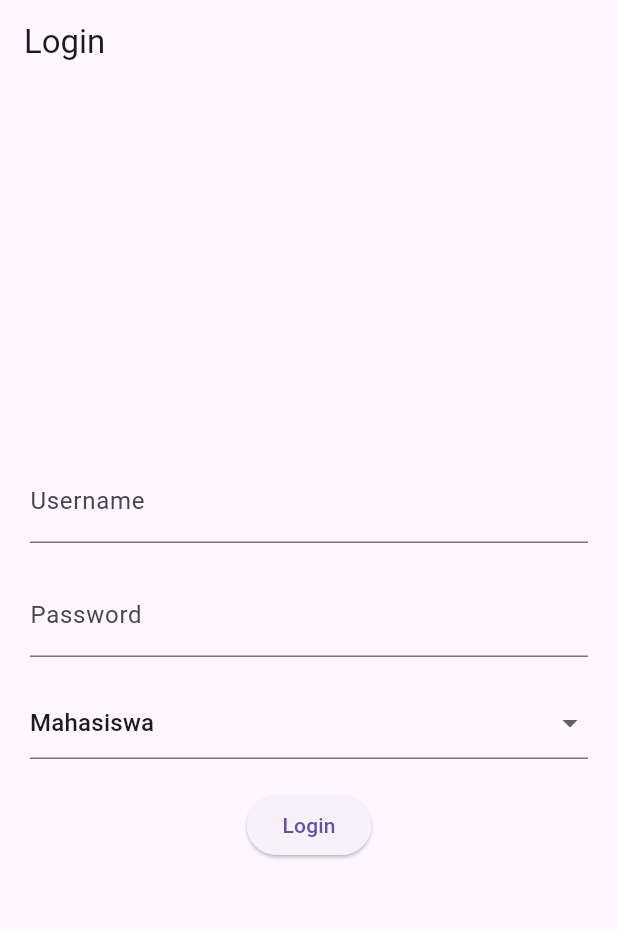
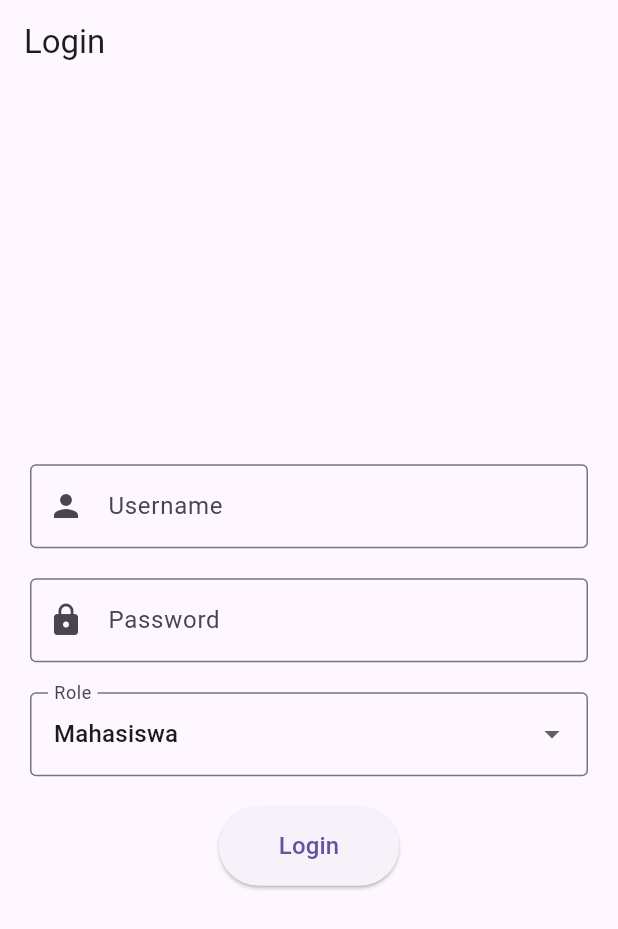
Before and after one commit to christyuda/Yosi-fe, a Flutter app: the screen it shows after launch, on a phone screen of 412 x 824 dp. Shown: the top 929 px of the screen. Run offline on Flutter 3.47's test engine with Material 3 defaults, Android fonts, the light colour scheme and no system bars; our stand-ins replace dio, flutter_dotenv, flutter_svg, get, shared_preferences.

Commit message:
Update login screen UI

```diff
--- a/lib/screens/pages/SALoginScreen.dart
+++ b/lib/screens/pages/SALoginScreen.dart
@@ -16,10 +16,19 @@ class LoginScreen extends StatelessWidget {
         child: Column(
           mainAxisAlignment: MainAxisAlignment.center,
           children: [
+            // Image.asset(
+            //   'assets/images/login_logo.png', // Ubah sesuai dengan lokasi logo Anda
+            //   width: 150,
+            //   height: 150,
+            //   fit: BoxFit.contain,
+            // ),
+            SizedBox(height: 20),
             TextField(
               onChanged: (value) => _loginController.setUsername(value),
               decoration: InputDecoration(
                 labelText: 'Username',
+                prefixIcon: Icon(Icons.person),
+                border: OutlineInputBorder(),
               ),
             ),
             SizedBox(height: 20),
@@ -27,6 +36,8 @@ class LoginScreen extends StatelessWidget {
               onChanged: (value) => _loginController.setPassword(value),
               decoration: InputDecoration(
                 labelText: 'Password',
+                prefixIcon: Icon(Icons.lock),
+                border: OutlineInputBorder(),
               ),
               obscureText: true,
             ),
@@ -40,13 +51,23 @@ class LoginScreen extends StatelessWidget {
                       child: Text(value),
                     );
                   }).toList(),
+                  decoration: InputDecoration(
+                    labelText: 'Role',
+                    border: OutlineInputBorder(),
+                  ),
                 )),
             SizedBox(height: 20),
             ElevatedButton(
               onPressed: () async {
                 _loginController.login();
               },
-              child: Text('Login'),
+              style: ElevatedButton.styleFrom(
+                padding: EdgeInsets.symmetric(horizontal: 40, vertical: 15),
+              ),
+              child: Text(
+                'Login',
+                style: TextStyle(fontSize: 16),
+              ),
             ),
           ],
         ),
```
